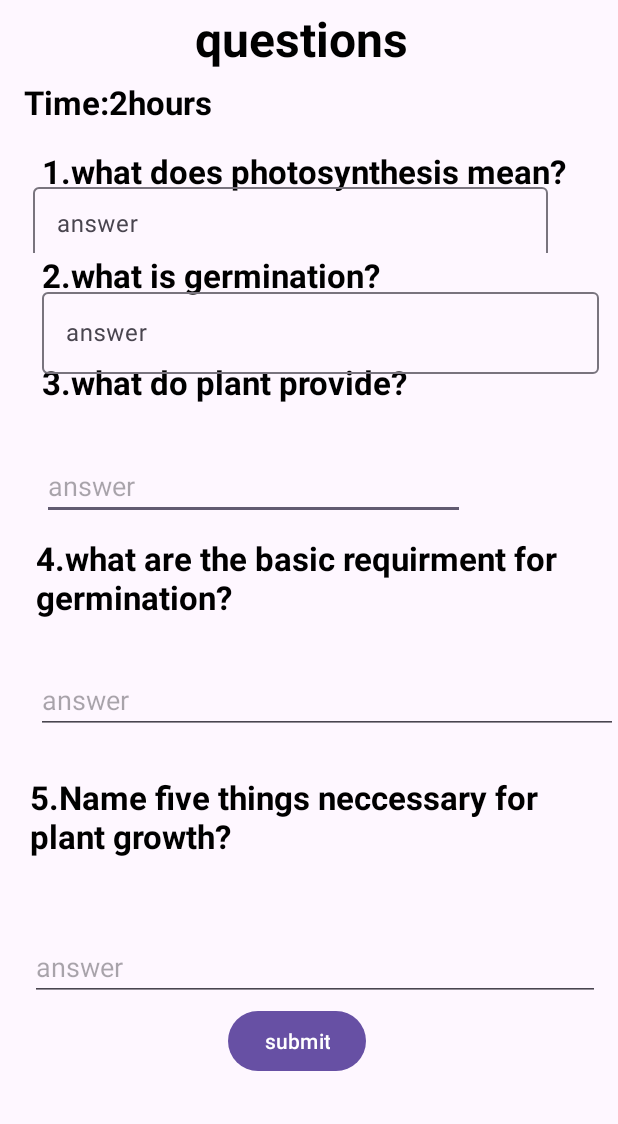
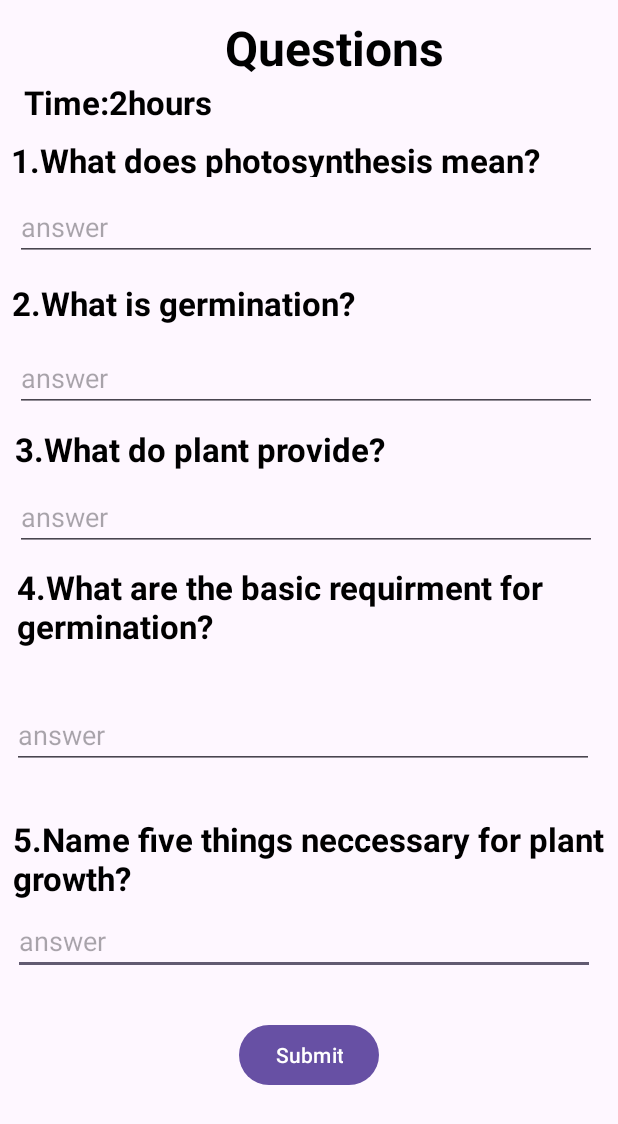
Before and after one commit to akirachix/CodeCrushers-Frontend, an Android app: the Questions screen opened directly, with no data from a screen before it, on a phone screen of 412 x 824 dp. Shown: the top 1124 px of the screen. Run offline under Robolectric (Android 15) with nearby library versions, the phone set to English and light mode, and no system bars.

Commit message:
Added changes

```diff
--- a/app/src/main/java/com/akirachix/xomi_app/Reccomended_books.kt
+++ b/app/src/main/java/com/akirachix/xomi_app/Reccomended_books.kt
@@ -15,7 +15,6 @@ class Reccomended_books : AppCompatActivity() {
         super.onCreate(savedInstanceState)
         binding=ActivityReccomendedBooksBinding.inflate(layoutInflater)
         setContentView(R.layout.activity_reccomended_books)
-
 
         val button3 = findViewById<TextView>(R.id.btSelect)
         button3.setOnClickListener {
@@ -37,6 +36,5 @@ class Reccomended_books : AppCompatActivity() {
             val intent = Intent(this,Topics::class.java)
             startActivity(intent)
         }
-
         }
     }
--- a/app/src/main/java/com/akirachix/xomi_app/Subjects.kt
+++ b/app/src/main/java/com/akirachix/xomi_app/Subjects.kt
@@ -42,7 +42,5 @@ class Subjects : AppCompatActivity() {
             val intent = Intent(this,MainActivity::class.java)
             startActivity(intent)
         }
-
-
     }
 }
--- a/app/src/main/java/com/akirachix/xomi_app/Topics.kt
+++ b/app/src/main/java/com/akirachix/xomi_app/Topics.kt
@@ -53,7 +53,5 @@ class Topics : AppCompatActivity() {
             val intent = Intent(this,Topics::class.java)
             startActivity(intent)
         }
-
-
     }
 }
--- a/app/src/main/java/com/akirachix/xomi_app/Waiting_Session.kt
+++ b/app/src/main/java/com/akirachix/xomi_app/Waiting_Session.kt
@@ -22,8 +22,5 @@ class Waiting_Session : AppCompatActivity() {
             val intent = Intent(this,Questions::class.java)
             startActivity(intent)
         }
-
-
-
     }
 }
--- a/app/src/main/res/layout/activity_questions.xml
+++ b/app/src/main/res/layout/activity_questions.xml
@@ -7,180 +7,167 @@
     android:layout_height="wrap_content"
     tools:context=".Questions">
 
+    <com.google.android.material.textfield.TextInputEditText
+        android:id="@+id/textInputEditText5"
+        android:layout_width="388dp"
+        android:layout_height="38dp"
+        android:layout_marginStart="8dp"
+        android:layout_marginTop="11dp"
+        android:layout_marginEnd="15dp"
+        android:hint="answer"
+        app:layout_constraintEnd_toEndOf="parent"
+        app:layout_constraintStart_toStartOf="parent"
+        app:layout_constraintTop_toBottomOf="@+id/qu5" />
+
+    <com.google.android.material.textfield.TextInputEditText
+        android:id="@+id/textInputEditText3"
+        android:layout_width="388dp"
+        android:layout_height="38dp"
+        android:layout_marginStart="10dp"
+        android:layout_marginTop="15dp"
+        android:hint="answer"
+        app:layout_constraintStart_toStartOf="parent"
+        app:layout_constraintTop_toBottomOf="@+id/qu3" />
+
     <TextView
         android:id="@+id/textView"
         android:layout_width="wrap_content"
         android:layout_height="wrap_content"
-        android:layout_marginStart="130dp"
-        android:layout_marginTop="4dp"
-        android:layout_marginEnd="180dp"
-        android:text="questions"
+        android:layout_marginStart="150dp"
+        android:layout_marginTop="10dp"
+        android:layout_marginBottom="39dp"
+        android:text="Questions"
         android:textColor="@color/black"
         android:textSize="32sp"
         android:textStyle="bold"
-        app:layout_constraintEnd_toEndOf="parent"
-        app:layout_constraintHorizontal_bias="0.0"
+        app:layout_constraintBottom_toTopOf="@+id/qu1"
         app:layout_constraintStart_toStartOf="parent"
         app:layout_constraintTop_toTopOf="parent" />
 
     <TextView
         android:id="@+id/qu1"
-        android:layout_width="wrap_content"
-        android:layout_height="wrap_content"
-        android:layout_marginStart="28dp"
-        android:layout_marginTop="52dp"
-        android:text="1.what does photosynthesis mean?"
+        android:layout_width="395dp"
+        android:layout_height="26dp"
+        android:layout_marginStart="7dp"
+        android:layout_marginTop="9dp"
+        android:layout_marginEnd="9dp"
+        android:text="1.What does photosynthesis mean?"
         android:textColor="@color/black"
         android:textSize="22sp"
         android:textStyle="bold"
+        app:layout_constraintEnd_toEndOf="parent"
         app:layout_constraintStart_toStartOf="parent"
-        app:layout_constraintTop_toBottomOf="@+id/textView" />
+        app:layout_constraintTop_toBottomOf="@+id/time" />
 
     <TextView
         android:id="@+id/qu2"
-        android:layout_width="wrap_content"
-        android:layout_height="wrap_content"
-        android:layout_marginStart="28dp"
-        android:layout_marginTop="40dp"
-        android:text="2.what is germination?"
+        android:layout_width="396dp"
+        android:layout_height="37dp"
+        android:layout_marginTop="13dp"
+        android:layout_marginEnd="8dp"
+        android:text="2.What is germination?"
         android:textColor="@color/black"
         android:textSize="22sp"
         android:textStyle="bold"
-        app:layout_constraintStart_toStartOf="parent"
-        app:layout_constraintTop_toBottomOf="@+id/qu1" />
+        app:layout_constraintEnd_toEndOf="parent"
+        app:layout_constraintTop_toBottomOf="@+id/textInputEditText" />
 
     <Button
         android:id="@+id/btSubmit"
         android:layout_width="wrap_content"
         android:layout_height="wrap_content"
-        android:layout_marginStart="151dp"
-        android:layout_marginTop="92dp"
-        android:layout_marginEnd="168dp"
-        android:text="submit"
+        android:layout_marginStart="159dp"
+        android:layout_marginTop="29dp"
+        android:layout_marginEnd="159dp"
+        android:text="Submit"
+        app:layout_constraintBottom_toBottomOf="parent"
         app:layout_constraintEnd_toEndOf="parent"
-        app:layout_constraintHorizontal_bias="1.0"
         app:layout_constraintStart_toStartOf="parent"
-        app:layout_constraintTop_toBottomOf="@+id/qu5" />
+        app:layout_constraintTop_toBottomOf="@+id/textInputEditText5" />
 
     <TextView
         android:id="@+id/qu3"
-        android:layout_width="282dp"
-        android:layout_height="53dp"
-        android:layout_marginStart="28dp"
-        android:layout_marginTop="42dp"
-        android:layout_marginBottom="32dp"
-        android:text="3.what do plant provide?"
+        android:layout_width="389dp"
+        android:layout_height="29dp"
+        android:layout_marginStart="10dp"
+        android:layout_marginTop="10dp"
+        android:text="3.What do plant provide?"
         android:textColor="@color/black"
         android:textSize="22sp"
         android:textStyle="bold"
-        app:layout_constraintBottom_toTopOf="@+id/qu4"
         app:layout_constraintStart_toStartOf="parent"
-        app:layout_constraintTop_toBottomOf="@+id/qu2" />
+        app:layout_constraintTop_toBottomOf="@+id/textInputEditText2" />
 
     <TextView
         android:id="@+id/qu4"
-        android:layout_width="385dp"
-        android:layout_height="59dp"
-        android:layout_marginStart="24dp"
-        android:layout_marginTop="32dp"
-        android:layout_marginBottom="46dp"
-        android:text="4.what are the basic requirment for germination?"
+        android:layout_width="388dp"
+        android:layout_height="58dp"
+        android:layout_marginStart="11dp"
+        android:layout_marginTop="9dp"
+        android:text="4.What are the basic requirment for germination?"
         android:textColor="@color/black"
         android:textSize="22sp"
         android:textStyle="bold"
-        app:layout_constraintBottom_toTopOf="@+id/qu5"
         app:layout_constraintStart_toStartOf="parent"
-        app:layout_constraintTop_toBottomOf="@+id/qu3" />
+        app:layout_constraintTop_toBottomOf="@+id/textInputEditText3" />
 
     <TextView
         android:id="@+id/qu5"
-        android:layout_width="380dp"
-        android:layout_height="61dp"
-        android:layout_marginStart="20dp"
-        android:layout_marginTop="100dp"
+        android:layout_width="395dp"
+        android:layout_height="56dp"
+        android:layout_marginStart="8dp"
+        android:layout_marginTop="32dp"
+        android:layout_marginEnd="8dp"
         android:text="5.Name five things neccessary for plant growth?"
         android:textColor="@color/black"
         android:textSize="22sp"
         android:textStyle="bold"
+        app:layout_constraintEnd_toEndOf="parent"
+        app:layout_constraintHorizontal_bias="1.0"
         app:layout_constraintStart_toStartOf="parent"
-        app:layout_constraintTop_toBottomOf="@+id/qu4" />
+        app:layout_constraintTop_toBottomOf="@+id/textInputEditText4" />
 
     <TextView
         android:id="@+id/time"
         android:layout_width="wrap_content"
         android:layout_height="wrap_content"
         android:layout_marginStart="16dp"
-        android:layout_marginTop="6dp"
+        android:layout_marginTop="53dp"
         android:text="Time:2hours"
         android:textColor="@color/black"
         android:textSize="22sp"
         android:textStyle="bold"
         app:layout_constraintStart_toStartOf="parent"
-        app:layout_constraintTop_toBottomOf="@+id/textView" />
+        app:layout_constraintTop_toTopOf="parent" />
 
     <com.google.android.material.textfield.TextInputEditText
-        android:layout_width="0dp"
-        android:layout_height="wrap_content"
-        android:layout_marginTop="8dp"
+        android:id="@+id/textInputEditText4"
+        android:layout_width="388dp"
+        android:layout_height="38dp"
+        android:layout_marginStart="8dp"
+        android:layout_marginTop="40dp"
         android:hint="answer"
-        app:layout_constraintEnd_toEndOf="@+id/qu3"
-        app:layout_constraintHorizontal_bias="1.0"
-        app:layout_constraintStart_toStartOf="@+id/qu3"
-        app:layout_constraintTop_toBottomOf="@+id/qu3" />
+        app:layout_constraintStart_toStartOf="parent"
+        app:layout_constraintTop_toBottomOf="@+id/qu4" />
 
     <com.google.android.material.textfield.TextInputEditText
-        android:layout_width="0dp"
-        android:layout_height="wrap_content"
-        android:layout_marginTop="44dp"
+        android:id="@+id/textInputEditText"
+        android:layout_width="388dp"
+        android:layout_height="38dp"
+        android:layout_marginStart="10dp"
+        android:layout_marginTop="18dp"
         android:hint="answer"
-        app:layout_constraintEnd_toEndOf="@+id/qu5"
-        app:layout_constraintHorizontal_bias="0.0"
-        app:layout_constraintStart_toStartOf="@+id/qu5"
-        app:layout_constraintTop_toBottomOf="@+id/qu5" />
-
-    <com.google.android.material.textfield.TextInputLayout
-        android:layout_width="38dp"
-        android:layout_height="wrap_content"
-        tools:layout_editor_absoluteX="36dp"
-        tools:layout_editor_absoluteY="322dp">
-
-    </com.google.android.material.textfield.TextInputLayout>
+        app:layout_constraintStart_toStartOf="parent"
+        app:layout_constraintTop_toBottomOf="@+id/qu1" />
 
     <com.google.android.material.textfield.TextInputEditText
-        android:layout_width="0dp"
-        android:layout_height="wrap_content"
+        android:id="@+id/textInputEditText2"
+        android:layout_width="388dp"
+        android:layout_height="38dp"
+        android:layout_marginStart="10dp"
+        android:layout_marginTop="12dp"
         android:hint="answer"
-        app:layout_constraintBottom_toTopOf="@+id/qu5"
-        app:layout_constraintEnd_toEndOf="parent"
-        app:layout_constraintStart_toStartOf="@+id/qu4"
-        app:layout_constraintTop_toBottomOf="@+id/qu4" />
-
-    <com.google.android.material.textfield.TextInputLayout
-        android:layout_width="362dp"
-        android:layout_height="49dp"
-        app:layout_constraintBottom_toTopOf="@+id/qu2"
-        app:layout_constraintEnd_toEndOf="@+id/qu1"
-        app:layout_constraintStart_toStartOf="@+id/qu1"
-        app:layout_constraintTop_toBottomOf="@+id/qu1"
-        app:layout_constraintVertical_bias="1.0">
-
-        <com.google.android.material.textfield.TextInputEditText
-            android:layout_width="343dp"
-            android:layout_height="49dp"
-            android:hint="answer" />
-    </com.google.android.material.textfield.TextInputLayout>
-
-    <com.google.android.material.textfield.TextInputLayout
-        android:layout_width="371dp"
-        android:layout_height="60dp"
-        app:layout_constraintBottom_toTopOf="@+id/qu3"
-        app:layout_constraintStart_toStartOf="@+id/qu2"
-        app:layout_constraintTop_toBottomOf="@+id/qu2">
-
-        <com.google.android.material.textfield.TextInputEditText
-            android:layout_width="match_parent"
-            android:layout_height="wrap_content"
-            android:hint="answer" />
-    </com.google.android.material.textfield.TextInputLayout>
+        app:layout_constraintStart_toStartOf="parent"
+        app:layout_constraintTop_toBottomOf="@+id/qu2" />
 
 </androidx.constraintlayout.widget.ConstraintLayout>
--- a/app/src/main/res/layout/activity_reccomended_books.xml
+++ b/app/src/main/res/layout/activity_reccomended_books.xml
@@ -6,29 +6,6 @@
     android:layout_width="match_parent"
     android:layout_height="match_parent"
     tools:context=".Reccomended_books">
-
-    <TextView
-        android:id="@+id/books"
-        android:layout_width="197dp"
-        android:layout_height="48dp"
-        android:layout_marginStart="104dp"
-        android:layout_marginTop="16dp"
-        android:text="Search...."
-        android:textColor="@color/black"
-        android:textSize="22sp"
-        android:textStyle="bold"
-        app:layout_constraintStart_toStartOf="parent"
-        app:layout_constraintTop_toTopOf="parent" />
-
-    <ImageView
-        android:id="@+id/imageView"
-        android:layout_width="61dp"
-        android:layout_height="49dp"
-        android:layout_marginStart="4dp"
-        android:layout_marginTop="16dp"
-        app:layout_constraintStart_toEndOf="@+id/books"
-        app:layout_constraintTop_toTopOf="parent"
-        app:srcCompat="@drawable/search" />
 
     <ImageView
         android:id="@+id/imageView2"
@@ -44,14 +21,14 @@
         android:id="@+id/recommended"
         android:layout_width="wrap_content"
         android:layout_height="wrap_content"
-        android:layout_marginStart="116dp"
-        android:layout_marginTop="52dp"
+        android:layout_marginTop="76dp"
+        android:layout_marginEnd="36dp"
         android:text="Recommended Books"
         android:textColor="@color/black"
         android:textSize="22sp"
         android:textStyle="bold"
-        app:layout_constraintStart_toStartOf="parent"
-        app:layout_constraintTop_toBottomOf="@+id/books" />
+        app:layout_constraintEnd_toEndOf="@+id/textInputEditText6"
+        app:layout_constraintTop_toBottomOf="@+id/textInputLayout" />
 
     <ImageView
         android:id="@+id/imageView4"
@@ -120,9 +97,32 @@
         android:id="@+id/imageView6"
         android:layout_width="112dp"
         android:layout_height="180dp"
-        android:layout_marginTop="170dp"
+        android:layout_marginStart="102dp"
+        android:layout_marginTop="36dp"
         android:layout_marginEnd="48dp"
         app:layout_constraintEnd_toEndOf="parent"
+        app:layout_constraintStart_toEndOf="@+id/imageView2"
+        app:layout_constraintTop_toBottomOf="@+id/recommended"
+        app:srcCompat="@drawable/cre" />
+
+    <com.google.android.material.textfield.TextInputLayout
+        android:id="@+id/textInputLayout"
+        android:layout_width="303dp"
+        android:layout_height="wrap_content"
+        tools:layout_editor_absoluteX="1dp"
+        tools:layout_editor_absoluteY="53dp">
+
+    </com.google.android.material.textfield.TextInputLayout>
+
+    <com.google.android.material.textfield.TextInputEditText
+        android:id="@+id/textInputEditText6"
+        android:layout_width="254dp"
+        android:layout_height="42dp"
+        android:layout_marginTop="16dp"
+        android:layout_marginEnd="84dp"
+        android:hint="Search"
+        app:layout_constraintBottom_toTopOf="@+id/recommended"
+        app:layout_constraintEnd_toEndOf="parent"
         app:layout_constraintTop_toTopOf="parent"
-        app:srcCompat="@drawable/cre" />
+        app:layout_constraintVertical_bias="0.521" />
 </androidx.constraintlayout.widget.ConstraintLayout>
--- a/app/src/main/res/layout/activity_topics.xml
+++ b/app/src/main/res/layout/activity_topics.xml
@@ -87,7 +87,7 @@
         android:layout_height="wrap_content"
         android:layout_marginStart="64dp"
         android:layout_marginBottom="24dp"
-        android:text="Resume"
+        android:text="Back"
         app:layout_constraintBottom_toBottomOf="parent"
         app:layout_constraintStart_toStartOf="parent" />
 
--- a/app/src/main/res/layout/activity_waiting_session.xml
+++ b/app/src/main/res/layout/activity_waiting_session.xml
@@ -70,8 +70,8 @@
         android:id="@+id/btEnd"
         android:layout_width="wrap_content"
         android:layout_height="wrap_content"
-        android:layout_marginStart="16dp"
-        android:layout_marginBottom="32dp"
+        android:layout_marginStart="152dp"
+        android:layout_marginBottom="16dp"
         android:text="@string/back"
         app:layout_constraintBottom_toBottomOf="parent"
         app:layout_constraintStart_toStartOf="parent" />
```
